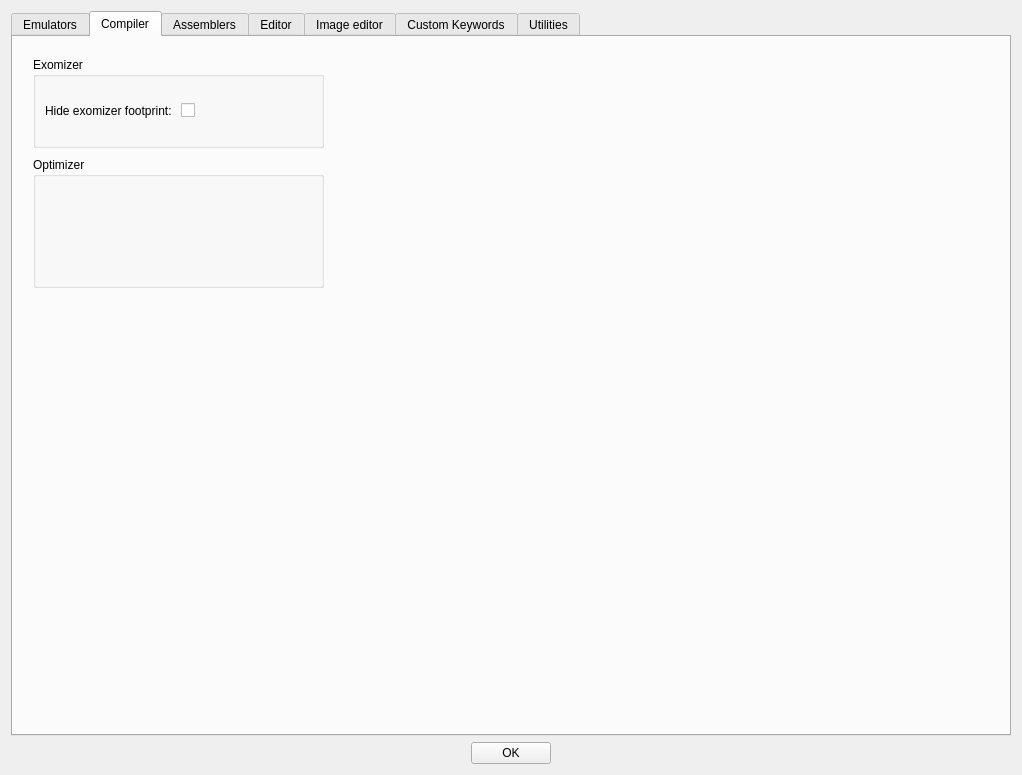
Before: the Qt Designer form source/dialogtrsesettings.ui in leuat/TRSE, drawn with Qt 5.
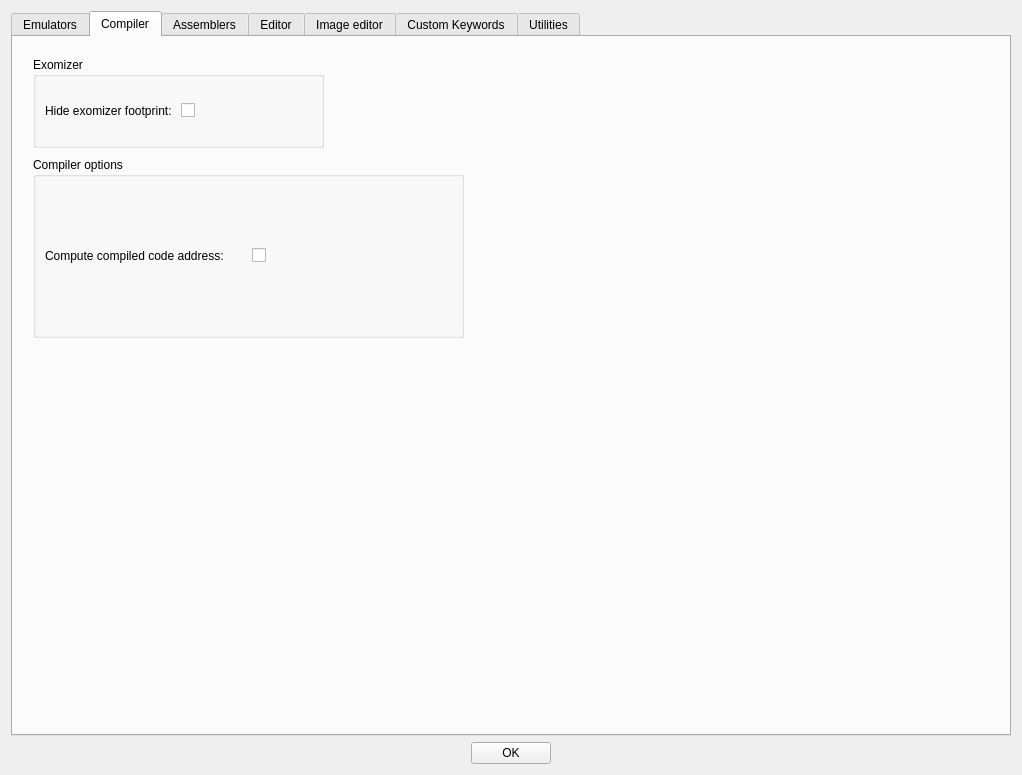
After: the same form once the commit is applied. The open tabs and pages were chosen to show the change.

Commit message: Source code address now works

What changed in the file:
```diff
--- a/source/dialogtrsesettings.ui
+++ b/source/dialogtrsesettings.ui
@@ -485,16 +485,31 @@
           <rect>
            <x>20</x>
            <y>120</y>
-           <width>291</width>
-           <height>131</height>
+           <width>431</width>
+           <height>181</height>
           </rect>
          </property>
          <property name="title">
-          <string>Optimizer</string>
+          <string>Compiler options</string>
          </property>
          <layout class="QGridLayout" name="gridLayout_2">
-          <item row="0" column="0">
-           <layout class="QVBoxLayout" name="verticalLayout_6"/>
+          <item row="1" column="0">
+           <layout class="QGridLayout" name="gridLayout_19">
+            <item row="0" column="1">
+             <widget class="QCheckBox" name="chkDisplayAddresses">
+              <property name="text">
+               <string/>
+              </property>
+             </widget>
+            </item>
+            <item row="0" column="0">
+             <widget class="QLabel" name="label_11">
+              <property name="text">
+               <string>Compute compiled code address:</string>
+              </property>
+             </widget>
+            </item>
+           </layout>
           </item>
          </layout>
         </widget>
```
The commit also changes 17 other files.
